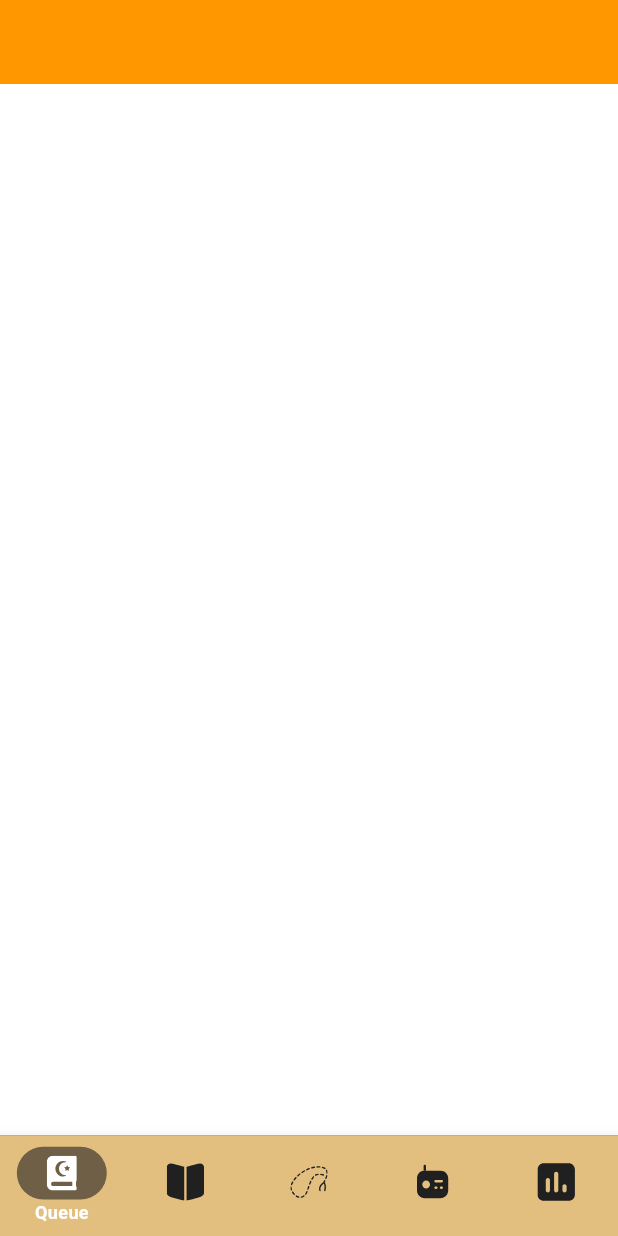
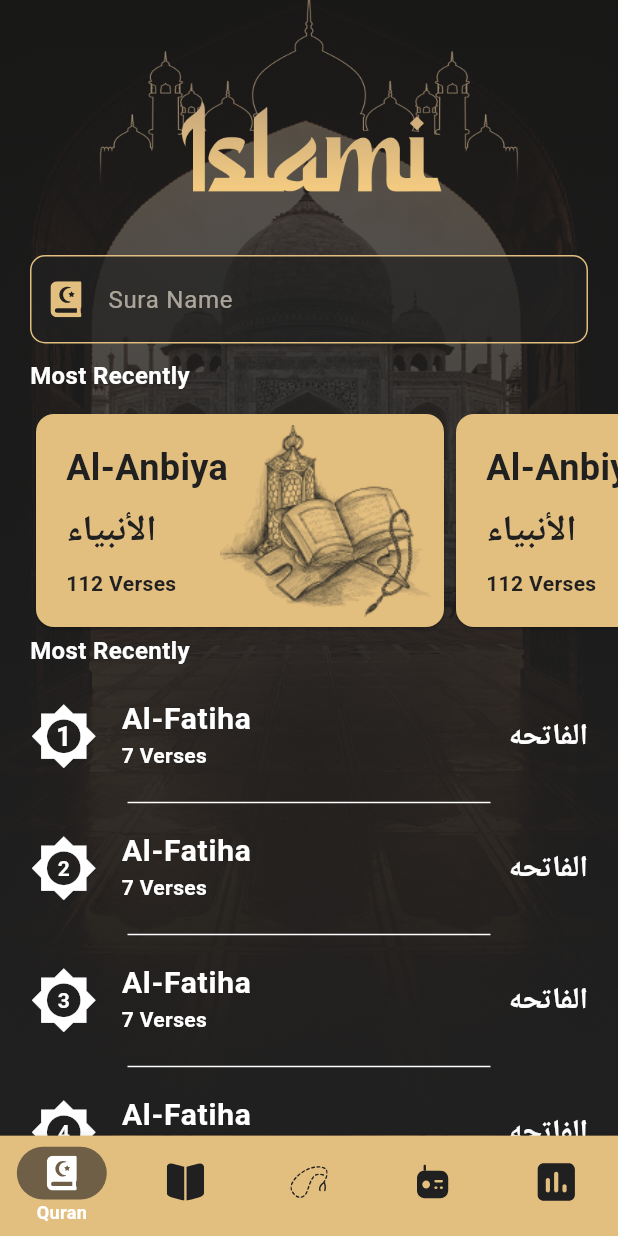
Before and after one commit to MarkGmal/islamyApp, a Flutter app: the screen it shows after launch, on a phone screen of 412 x 824 dp. Run offline on Flutter 3.47's test engine with Material 3 defaults, Android fonts, the phone set to English and light mode, and no system bars; our stand-ins replace flutter_svg.

Commit message:
quran tab UI
Signed-off-by: MarkGmal <markgamal780@gmail.com>

```diff
--- a/lib/Commen/app_const.dart
+++ b/lib/Commen/app_const.dart
@@ -5,4 +5,7 @@
   static const String sebhaIcon = 'assets/svg_icons/sebha_icon.svg';
   static const String radioIcon = 'assets/svg_icons/radio_icon.svg';
   static const String timeIcon = 'assets/svg_icons/time_icon.svg';
+  static const String mainHeaderBg = 'assets/images/img_header.png';
+  static const String quranTabBg = 'assets/images/quran_tab.png';
+  static const String mostRecently = 'assets/images/most_recent_bg.png';
 }
--- a/lib/Commen/common_decorations.dart
+++ b/lib/Commen/common_decorations.dart
@@ -1,4 +1,4 @@
-import 'package:flutter/cupertino.dart';
+import 'package:flutter/material.dart';
 
 import 'app_color.dart';
 
--- a/lib/Screens/main_layer.dart
+++ b/lib/Screens/main_layer.dart
@@ -1,6 +1,7 @@
 import 'package:flutter/material.dart';
 import 'package:flutter_svg/flutter_svg.dart';
 import 'package:session8_islame/Commen/app_const.dart';
+import 'package:session8_islame/Tabs/quran_tab/quran_tab.dart';
 
 import '../Commen/common_decorations.dart';
 
@@ -12,7 +13,7 @@
 class _MainLayerState extends State<MainLayer> {
   int currentTab = 0;
   List<Widget> tabs = [
-    Container(color: Colors.white),
+    QuranTab(),
     Container(color: Colors.green),
     Container(color: Colors.amber),
     Container(color: Colors.pink),
@@ -22,7 +23,6 @@
   @override
   Widget build(BuildContext context) {
     return Scaffold(
-      appBar: AppBar(backgroundColor: Colors.orange),
       body: tabs[currentTab],
       bottomNavigationBar: BottomNavigationBar(
         currentIndex: currentTab,
@@ -45,7 +45,7 @@
                 color: currentTab == 0 ? Colors.white : null,
               ),
             ),
-            label: "Queue",
+            label: "Quran",
           ),
 
           BottomNavigationBarItem(
--- /dev/null
+++ b/lib/Tabs/quran_tab/View/most_recently.dart
@@ -0,0 +1,104 @@
+import 'package:flutter/material.dart';
+import 'package:session8_islame/Commen/app_color.dart';
+
+import '../../../Commen/app_const.dart';
+
+class MostRecently extends StatelessWidget {
+  @override
+  Widget build(BuildContext context) {
+    return Column(
+      spacing: 10,
+      crossAxisAlignment: CrossAxisAlignment.start,
+      children: [
+        Padding(
+          padding: const EdgeInsets.symmetric(horizontal: 20.0),
+          child: Text(
+            'Most Recently',
+            style: TextStyle(
+              fontWeight: FontWeight.bold,
+              fontSize: 16,
+              color: Colors.white,
+            ),
+          ),
+        ),
+        SizedBox(
+          height: 150,
+          child: ListView.builder(
+            padding: EdgeInsets.only(left: 20),
+            itemBuilder: (context, index) => SizedBox(
+              width: 280,
+              child: Card(
+                color: AppColors.goldColor,
+                child: Padding(
+                  padding: const EdgeInsets.only(
+                    left: 20,
+                    right: 7,
+                    top: 7,
+                    bottom: 7,
+                  ),
+                  child: Stack(
+                    children: [
+                      Padding(
+                        padding: const EdgeInsets.symmetric(vertical: 8.0),
+                        child: Column(
+                          crossAxisAlignment: CrossAxisAlignment.start,
+                          mainAxisAlignment: MainAxisAlignment.spaceAround,
+                          children: [
+                            SizedBox(
+                              width: 200,
+                              child: Text(
+                                "Al-Anbiya",
+                                style: TextStyle(
+                                  fontWeight: FontWeight.bold,
+                                  fontSize: 24,
+                                  color: AppColors.blackColor,
+                                  overflow: TextOverflow.ellipsis,
+                                ),
+                              ),
+                            ),
+                            SizedBox(
+                              width: 200,
+                              child: Text(
+                                "الأنبياء",
+                                style: TextStyle(
+                                  fontWeight: FontWeight.bold,
+                                  fontSize: 24,
+                                  color: AppColors.blackColor,
+                                  overflow: TextOverflow.ellipsis,
+                                ),
+                              ),
+                            ),
+                            SizedBox(
+                              width: 200,
+                              child: Text(
+                                "112 Verses",
+                                style: TextStyle(
+                                  fontWeight: FontWeight.bold,
+                                  fontSize: 14,
+                                  color: AppColors.blackColor,
+                                  overflow: TextOverflow.ellipsis,
+                                ),
+                              ),
+                            ),
+                          ],
+                        ),
+                      ),
+                      Positioned(
+                        right: 0,
+                        top: 0,
+                        bottom: 0,
+                        child: Image.asset(AppConsts.mostRecently),
+                      ),
+                    ],
+                  ),
+                ),
+              ),
+            ),
+            itemCount: 10,
+            scrollDirection: Axis.horizontal,
+          ),
+        ),
+      ],
+    );
+  }
+}
--- /dev/null
+++ b/lib/Tabs/quran_tab/View/suras_list.dart
@@ -0,0 +1,80 @@
+import 'package:flutter/material.dart';
+import 'package:session8_islame/Commen/app_const.dart';
+
+class SurasList extends StatelessWidget {
+  @override
+  Widget build(BuildContext context) {
+    return Padding(
+      padding: const EdgeInsets.symmetric(horizontal: 20),
+      child: Column(
+        spacing: 10,
+        crossAxisAlignment: CrossAxisAlignment.start,
+        children: [
+          Text(
+            'Most Recently',
+            style: TextStyle(
+              fontWeight: FontWeight.bold,
+              fontSize: 16,
+              color: Colors.white,
+            ),
+          ),
+          ListView.separated(
+            shrinkWrap: true,
+            physics: NeverScrollableScrollPhysics(),
+            itemCount: 10,
+            itemBuilder: (context, index) => ListTile(
+              contentPadding: EdgeInsets.zero,
+
+              leading: Stack(
+                alignment: Alignment(0, 0),
+                children: [
+                  Icon(Icons.brightness_5, size: 45, color: Colors.white),
+                  Text(
+                    (index + 1).toString(),
+                    style: TextStyle(
+                      fontSize: (index + 1) > 99
+                          ? 8
+                          : (index * 10) > 9
+                          ? 14
+                          : 18,
+                      fontFamily: AppConsts.fontFamily,
+                      fontWeight: FontWeight.bold,
+                      color: Colors.white,
+                    ),
+                  ),
+                ],
+              ),
+              title: Text(
+                'Al-Fatiha',
+                style: TextStyle(
+                  fontWeight: FontWeight.bold,
+                  fontSize: 20,
+                  color: Colors.white,
+                ),
+              ),
+              subtitle: Text(
+                '7 Verses',
+                style: TextStyle(
+                  fontWeight: FontWeight.bold,
+                  fontSize: 14,
+                  color: Colors.white,
+                ),
+              ),
+              trailing: Text(
+                'الفاتحه',
+                style: TextStyle(
+                  fontWeight: FontWeight.bold,
+                  fontSize: 20,
+                  color: Colors.white,
+                ),
+              ),
+            ),
+            separatorBuilder: (BuildContext context, int index) {
+              return Divider(indent: 65, endIndent: 65, color: Colors.white);
+            },
+          ),
+        ],
+      ),
+    );
+  }
+}
--- /dev/null
+++ b/lib/Tabs/quran_tab/Widgets/custom_text_field.dart
@@ -0,0 +1,50 @@
+import 'package:flutter/material.dart';
+import 'package:session8_islame/Commen/app_color.dart';
+import 'package:session8_islame/Commen/app_const.dart';
+
+class CustomTextField extends StatelessWidget {
+  String? hintText;
+  Widget? prefixIcon;
+
+  CustomTextField({this.hintText, this.prefixIcon, super.key});
+
+  @override
+  Widget build(BuildContext context) {
+    return TextField(
+      style: TextStyle(
+        color: Colors.white,
+        fontSize: 18,
+        fontWeight: FontWeight.bold,
+        fontFamily: AppConsts.fontFamily,
+      ),
+      cursorColor: Colors.white,
+      decoration: InputDecoration(
+        hintText: hintText,
+        hintStyle: TextStyle(
+          color: AppColors.offWhiteColor.withValues(alpha: .6),
+          fontSize: 16,
+          fontWeight: FontWeight.normal,
+          fontFamily: AppConsts.fontFamily,
+        ),
+        fillColor: AppColors.blackColor.withValues(alpha: .7),
+        filled: true,
+
+        prefixIcon: Padding(
+          padding: const EdgeInsets.all(12.0),
+          child: prefixIcon,
+        ),
+
+        border: _getBorder(),
+        focusedBorder: _getBorder(),
+        enabledBorder: _getBorder(),
+      ),
+    );
+  }
+}
+
+OutlineInputBorder _getBorder() {
+  return OutlineInputBorder(
+    borderRadius: BorderRadius.circular(10),
+    borderSide: BorderSide(color: AppColors.goldColor),
+  );
+}
--- /dev/null
+++ b/lib/Tabs/quran_tab/quran_tab.dart
@@ -0,0 +1,65 @@
+import 'package:flutter/material.dart';
+import 'package:flutter_svg/flutter_svg.dart';
+import 'package:session8_islame/Commen/app_color.dart';
+import 'package:session8_islame/Commen/app_const.dart';
+
+import '../../Wigets/main_header.dart';
+import 'View/most_recently.dart';
+import 'View/suras_list.dart';
+import 'Widgets/custom_text_field.dart';
+
+class QuranTab extends StatelessWidget {
+  const QuranTab({super.key});
+
+  @override
+  Widget build(BuildContext context) {
+    return Container(
+      width: double.infinity,
+      height: double.infinity,
+      decoration: BoxDecoration(
+        image: DecorationImage(
+          image: AssetImage(AppConsts.quranTabBg),
+          fit: BoxFit.cover,
+        ),
+      ),
+      child: Container(
+        decoration: BoxDecoration(
+          gradient: LinearGradient(
+            colors: [
+              AppColors.blackColor.withValues(alpha: .7),
+              AppColors.blackColor,
+            ],
+            begin: Alignment.topCenter,
+            end: Alignment.bottomCenter,
+          ),
+        ),
+        child: SafeArea(
+          child: Column(
+            spacing: 10,
+            children: [
+              MainHeader(),
+              Padding(
+                padding: const EdgeInsets.symmetric(horizontal: 20.0),
+                child: CustomTextField(
+                  hintText: 'Sura Name',
+                  prefixIcon: SvgPicture.asset(
+                    AppConsts.quranIcon,
+                    colorFilter: ColorFilter.mode(
+                      AppColors.goldColor,
+                      BlendMode.srcIn,
+                    ),
+                  ),
+                ),
+              ),
+              Expanded(
+                child: SingleChildScrollView(
+                  child: Column(children: [MostRecently(), SurasList()]),
+                ),
+              ),
+            ],
+          ),
+        ),
+      ),
+    );
+  }
+}
--- /dev/null
+++ b/lib/Wigets/main_header.dart
@@ -0,0 +1,18 @@
+import 'package:flutter/material.dart';
+
+import '../Commen/app_const.dart';
+
+class MainHeader extends StatelessWidget {
+  @override
+  Widget build(BuildContext context) {
+    return Padding(
+      padding: const EdgeInsets.only(bottom: 20.0),
+      child: Image.asset(
+        AppConsts.mainHeaderBg,
+        width: 300,
+        height: 140,
+        fit: BoxFit.cover,
+      ),
+    );
+  }
+}
--- a/pubspec.yaml
+++ b/pubspec.yaml
@@ -61,6 +61,7 @@
   # To add assets to your application, add an assets section, like this:
   assets:
     - assets/svg_icons/
+    - assets/images/
 
 
   # An image asset can refer to one or more resolution-specific "variants", see
```
Also changed, not shown: assets/images/Sebha.png (added), assets/images/img_header.png (added), assets/images/most_recent_bg.png (added), assets/images/quran_tab.png (added), assets/svg_icons/Sebha.svg (added).
